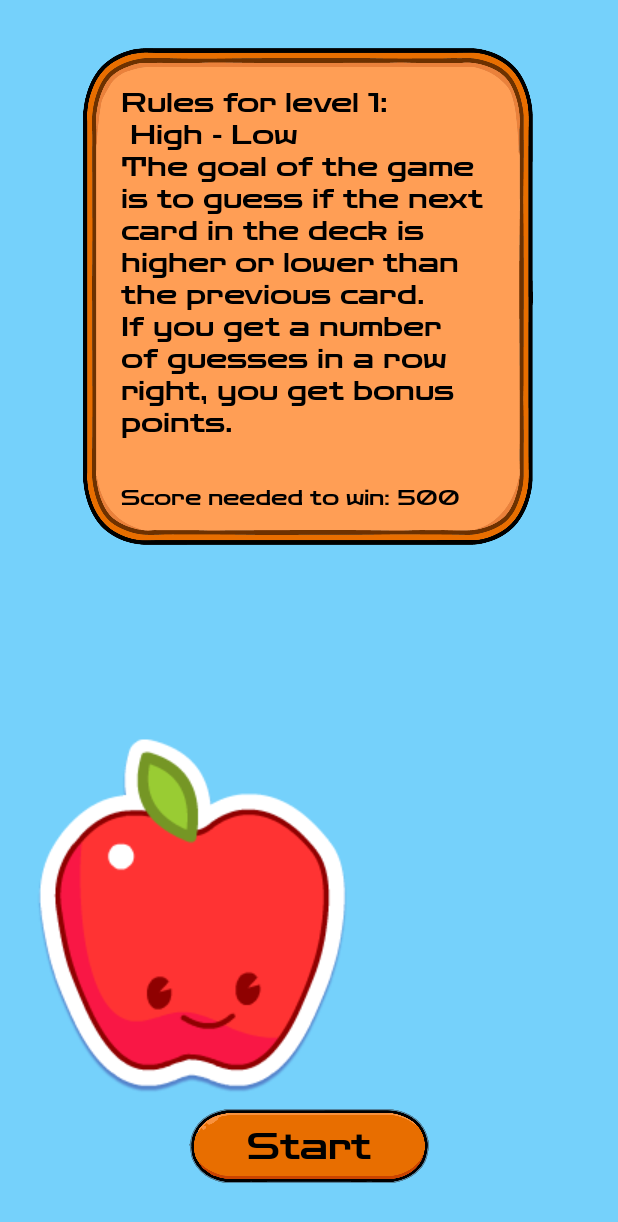
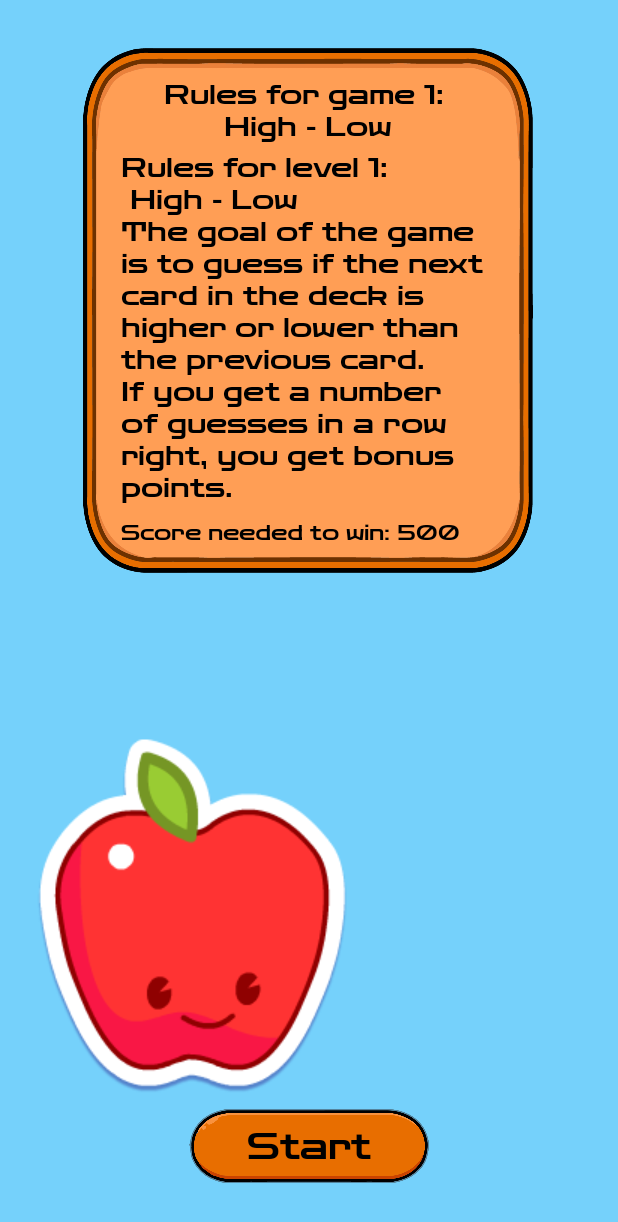
Before and after one commit to jonasbondesson84/ma23_kotlin_CardGame, an Android app: the fragment gameIntroFragment placed in its activity, on a phone screen of 412 x 824 dp. Shown: the top 1222 px of the screen. Run offline under Robolectric (Android 15) with nearby library versions, the phone set to English and light mode, and no system bars; 4 statements that could not run were skipped.

Commit message:
changed ui on gameIntroFragment

```diff
--- a/app/src/main/java/com/example/cardgame/GameEngine.kt
+++ b/app/src/main/java/com/example/cardgame/GameEngine.kt
@@ -3,16 +3,16 @@ package com.example.cardgame
 object GameEngine {
 
     var gameLevels = listOf(
-        Level(1, "Rules for level 1: \n High - Low \nThe goal of the game is to guess if the next card in the deck is higher or lower than the previous card. If you get a number of guesses in a row right, you get bonus points. ", 500, 0, 0, R.drawable.beetroot),
-        Level(2, "Rules for level 2: \n High - Low \nThe goal of the game is to guess if the next card in the deck is higher or lower than the previous card. If you get a number of guesses in a row right, you get bonus points. ", 1000, 0, 0, R.drawable.beachball),
-        Level(3, "Rules for level 3: \n High - Low \nThe goal of the game is to guess if the next card in the deck is higher or lower than the previous card. If you get a number of guesses in a row right, you get bonus points. ", 1500, 0, 0, R.drawable.carrot),
-        Level(4, "Rules for level 4: \n High - Lowe \nThe goal of the game is to guess if the next card in the deck is higher or lower than the previous card. If you get a number of guesses in a row right, you get bonus points. ", 2000, 0, 0, R.drawable.tomato),
-        Level(5, "Rules for level 5: \n Go fish! \nOn your turn, ask the other player if they have any cards of a specific rank. If they have matching cards in their hand, they have to give you all of them and you lay them out for scoring. If they don’t have any cards, then you draw a card. You get score based on how many pairs you and your opponent have at the end of the game.", 100, 0, 1, R.drawable.tree),
-        Level(6, "Rules for level 6: \n Go fish! \nOn your turn, ask the other player if they have any cards of a specific rank. If they have matching cards in their hand, they have to give you all of them and you lay them out for scoring. If they don’t have any cards, then you draw a card. You get score based on how many pairs you and your opponent have at the end of the game.", 300, 0, 1, R.drawable.carrot),
-        Level(7, "Rules for level 7: \n Go fish! \nOn your turn, ask the other player if they have any cards of a specific rank. If they have matching cards in their hand, they have to give you all of them and you lay them out for scoring. If they don’t have any cards, then you draw a card. You get score based on how many pairs you and your opponent have at the end of the game.", 500, 0, 1, R.drawable.bush),
-        Level(8, "Rules for level 8: \n Crazy eight \nThe goal of Crazy Eights is to get rid of all the cards in your hand before the other player. You each start with 5 cards in your hand and a face-up card in the middle. If you have a card that matches either the suit or rank of the card in the middle, play it on your turn. Otherwise, you draw cards until you’re able to play one. The 8s are wild, so you can play them whenever you want and choose the suit for the next player. You get score based on what is left in your opponents hand when someones hand is empty", 100, 0, 2, R.drawable.beachball),
-        Level(9, "Rules for level 9: \n Crazy eight \nThe goal of Crazy Eights is to get rid of all the cards in your hand before the other player. You each start with 5 cards in your hand and a face-up card in the middle. If you have a card that matches either the suit or rank of the card in the middle, play it on your turn. Otherwise, you draw cards until you’re able to play one. The 8s are wild, so you can play them whenever you want and choose the suit for the next player. You get score based on what is left in your opponents hand when someones hand is empty", 10, 120, 2, R.drawable.tomato),
-        Level(10, "Rules for level 10: \n Crazy eight \nThe goal of Crazy Eights is to get rid of all the cards in your hand before the other player. You each start with 5 cards in your hand and a face-up card in the middle. If you have a card that matches either the suit or rank of the card in the middle, play it on your turn. Otherwise, you draw cards until you’re able to play one. The 8s are wild, so you can play them whenever you want and choose the suit for the next player. You get score based on what is left in your opponents hand when someones hand is empty", 10, 140, 2, R.drawable.fountain)
+        Level(1, "Rules for level 1: \n High - Low \nThe goal of the game is to guess if the next card in the deck is higher or lower than the previous card. If you get a number of guesses in a row right, you get bonus points. ", 500, 0, 0, R.drawable.beetroot, "High - Low"),
+        Level(2, "Rules for level 2: \n High - Low \nThe goal of the game is to guess if the next card in the deck is higher or lower than the previous card. If you get a number of guesses in a row right, you get bonus points. ", 1000, 0, 0, R.drawable.beachball, "High - Low"),
+        Level(3, "Rules for level 3: \n High - Low \nThe goal of the game is to guess if the next card in the deck is higher or lower than the previous card. If you get a number of guesses in a row right, you get bonus points. ", 1500, 0, 0, R.drawable.carrot, "High - Low"),
+        Level(4, "Rules for level 4: \n High - Lowe \nThe goal of the game is to guess if the next card in the deck is higher or lower than the previous card. If you get a number of guesses in a row right, you get bonus points. ", 2000, 0, 0, R.drawable.tomato, "High - Low"),
+        Level(5, "Rules for level 5: \n Go fish! \nOn your turn, ask the other player if they have any cards of a specific rank. If they have matching cards in their hand, they have to give you all of them and you lay them out for scoring. If they don’t have any cards, then you draw a card. You get score based on how many pairs you and your opponent have at the end of the game.", 100, 0, 1, R.drawable.tree, "Go fish"),
+        Level(6, "Rules for level 6: \n Go fish! \nOn your turn, ask the other player if they have any cards of a specific rank. If they have matching cards in their hand, they have to give you all of them and you lay them out for scoring. If they don’t have any cards, then you draw a card. You get score based on how many pairs you and your opponent have at the end of the game.", 300, 0, 1, R.drawable.carrot, "Go fish"),
+        Level(7, "Rules for level 7: \n Go fish! \nOn your turn, ask the other player if they have any cards of a specific rank. If they have matching cards in their hand, they have to give you all of them and you lay them out for scoring. If they don’t have any cards, then you draw a card. You get score based on how many pairs you and your opponent have at the end of the game.", 500, 0, 1, R.drawable.bush, "Go fish"),
+        Level(8, "Rules for level 8: \n Crazy eight \nThe goal of Crazy Eights is to get rid of all the cards in your hand before the other player. You each start with 5 cards in your hand and a face-up card in the middle. If you have a card that matches either the suit or rank of the card in the middle, play it on your turn. Otherwise, you draw cards until you’re able to play one. The 8s are wild, so you can play them whenever you want and choose the suit for the next player. You get score based on what is left in your opponents hand when someones hand is empty", 100, 0, 2, R.drawable.beachball, "Crazy eight"),
+        Level(9, "Rules for level 9: \n Crazy eight \nThe goal of Crazy Eights is to get rid of all the cards in your hand before the other player. You each start with 5 cards in your hand and a face-up card in the middle. If you have a card that matches either the suit or rank of the card in the middle, play it on your turn. Otherwise, you draw cards until you’re able to play one. The 8s are wild, so you can play them whenever you want and choose the suit for the next player. You get score based on what is left in your opponents hand when someones hand is empty", 10, 120, 2, R.drawable.tomato, "Crazy eight"),
+        Level(10, "Rules for level 10: \n Crazy eight \nThe goal of Crazy Eights is to get rid of all the cards in your hand before the other player. You each start with 5 cards in your hand and a face-up card in the middle. If you have a card that matches either the suit or rank of the card in the middle, play it on your turn. Otherwise, you draw cards until you’re able to play one. The 8s are wild, so you can play them whenever you want and choose the suit for the next player. You get score based on what is left in your opponents hand when someones hand is empty", 10, 140, 2, R.drawable.fountain, "Crazy eight")
     )
     var currentLevel = 0;
 
--- a/app/src/main/java/com/example/cardgame/Level.kt
+++ b/app/src/main/java/com/example/cardgame/Level.kt
@@ -1,5 +1,5 @@
 package com.example.cardgame
 
-data class Level (val level: Int, val rules: String, val scoreNeeded: Int, var score: Int, val gameMode: Int, val imageDone: Int) {
+data class Level (val level: Int, val rules: String, val scoreNeeded: Int, var score: Int, val gameMode: Int, val imageDone: Int, val gameName: String) {
 
 }
--- a/app/src/main/java/com/example/cardgame/gameIntroFragment.kt
+++ b/app/src/main/java/com/example/cardgame/gameIntroFragment.kt
@@ -30,6 +30,7 @@ class gameIntroFragment : Fragment() {
 //    private val gameMode2Fragment = GameMode2Fragment()
     private lateinit var tvRules: TextView
     private lateinit var tvScoreNeeded: TextView
+    private lateinit var tvRulesTop: TextView
 
 
 
@@ -56,9 +57,13 @@ class gameIntroFragment : Fragment() {
 
         tvRules = view.findViewById(R.id.tvRules)
         tvScoreNeeded = view.findViewById(R.id.tvScoreNeeded)
+        tvRulesTop = view.findViewById(R.id.tvRulesTop)
+
         tvRules.text = rules
         tvRules.movementMethod = ScrollingMovementMethod()
         tvScoreNeeded.text = "Score needed to win: ${GameEngine.gameLevels[GameEngine.currentLevel].scoreNeeded}"
+        tvRulesTop.text = "Rules for game ${GameEngine.gameLevels[GameEngine.currentLevel].level}: \n${GameEngine.gameLevels[GameEngine.currentLevel].gameName}"
+
 
 
 
--- a/app/src/main/res/layout/fragment_game_intro.xml
+++ b/app/src/main/res/layout/fragment_game_intro.xml
@@ -38,7 +38,7 @@
         <ImageView
             android:id="@+id/imageView"
             android:layout_width="300dp"
-            android:layout_height="331dp"
+            android:layout_height="350dp"
             android:layout_marginTop="32dp"
             android:scaleType="fitXY"
             android:src="@drawable/box_orange_rounded"
@@ -50,8 +50,8 @@
         <TextView
             android:id="@+id/tvRules"
             android:layout_width="250dp"
-            android:layout_height="260dp"
-            android:layout_marginTop="25dp"
+            android:layout_height="240dp"
+            android:layout_marginTop="5dp"
             android:fontFamily="@font/zen_dots"
             android:scrollbars="vertical"
             android:text="Rules for this game is..."
@@ -59,7 +59,7 @@
             android:textSize="18sp"
             app:layout_constraintEnd_toEndOf="@+id/imageView"
             app:layout_constraintStart_toStartOf="@+id/imageView"
-            app:layout_constraintTop_toTopOf="@+id/imageView" />
+            app:layout_constraintTop_toBottomOf="@+id/tvRulesTop" />
 
         <ImageView
             android:id="@+id/imageView2"
@@ -80,6 +80,20 @@
             app:layout_constraintStart_toStartOf="@+id/tvRules"
             app:layout_constraintTop_toBottomOf="@+id/tvRules" />
 
+        <TextView
+            android:id="@+id/tvRulesTop"
+            android:layout_width="wrap_content"
+            android:layout_height="wrap_content"
+            android:layout_marginTop="20dp"
+            android:fontFamily="@font/zen_dots"
+            android:text="TextView"
+            android:textAlignment="center"
+            android:textColor="@color/black"
+            android:textSize="18sp"
+            app:layout_constraintEnd_toEndOf="@+id/tvRules"
+            app:layout_constraintStart_toStartOf="@+id/tvRules"
+            app:layout_constraintTop_toTopOf="@+id/imageView" />
+
     </androidx.constraintlayout.widget.ConstraintLayout>
 
 </FrameLayout>
```
